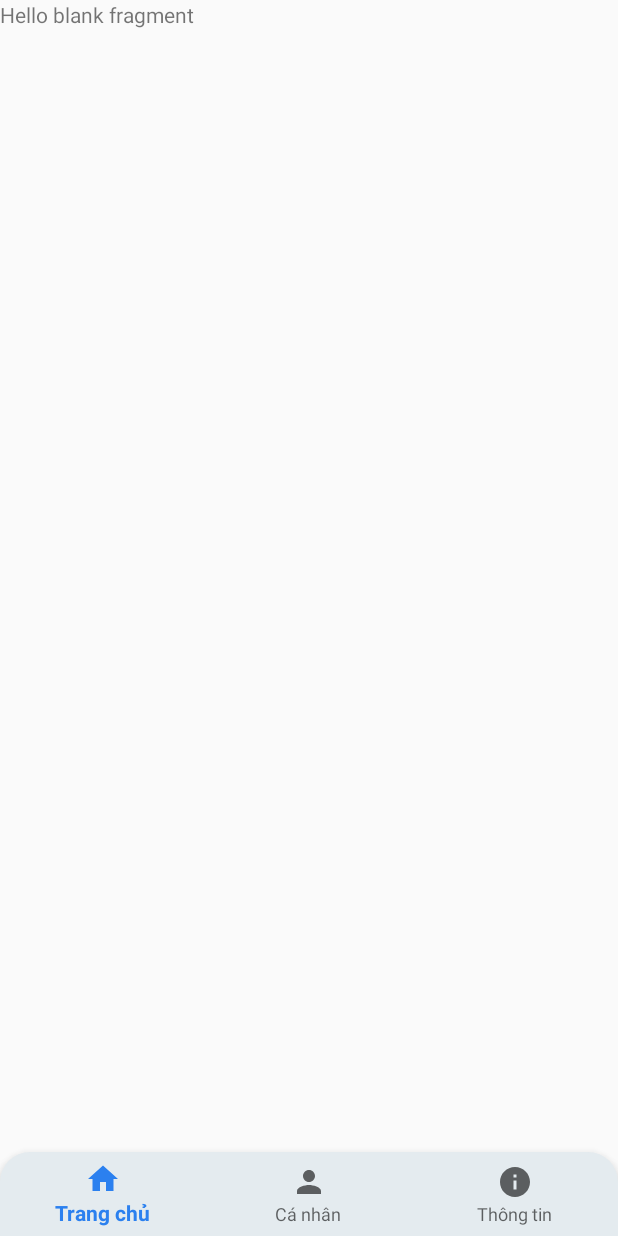
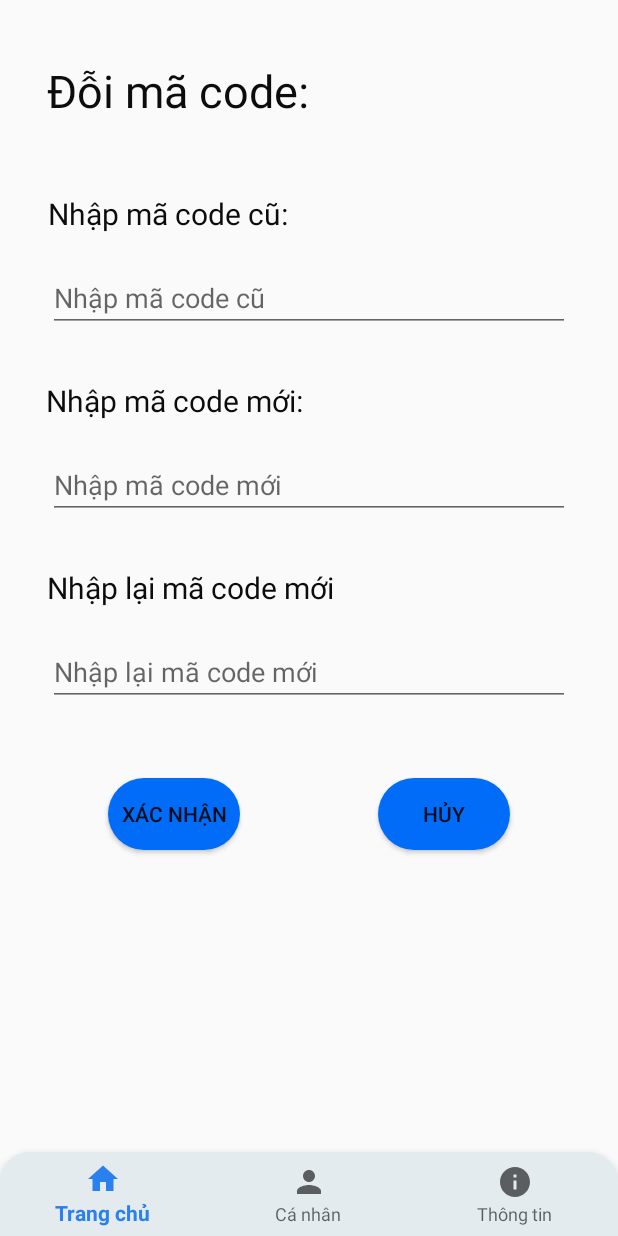
Before and after one commit to hieubeoo/Smart-Light-Project, an Android app: the fragment individual placed in its activity, on a phone screen of 412 x 824 dp. Run offline under Robolectric (Android 15) with nearby library versions, the phone set to English and light mode, and no system bars; our stand-ins replace Firebase (no records; nobody signed in at launch, a user with empty details on screens opened directly), navigation-ui.

```diff
--- a/app/src/main/java/com/example/project/bulb_activity.java
+++ b/app/src/main/java/com/example/project/bulb_activity.java
@@ -45,10 +45,11 @@ public class bulb_activity extends AppCompatActivity {
 
             }
         });
+
         dataBulb.child("user1").child("light").addValueEventListener(new ValueEventListener() {
             @Override
             public void onDataChange(@NonNull DataSnapshot snapshot) {
-                txtDoSang.setText(snapshot.getValue()+"%");
+                txtDoSang.setText(snapshot.getValue()+" lux");
             }
 
             @Override
--- a/app/src/main/java/com/example/project/individual.java
+++ b/app/src/main/java/com/example/project/individual.java
@@ -10,7 +10,6 @@ import android.view.ViewGroup;
 
 
 public class individual extends Fragment {
-
     @Override
     public View onCreateView(LayoutInflater inflater, ViewGroup container,
                              Bundle savedInstanceState) {
--- a/app/src/main/java/com/example/project/login.java
+++ b/app/src/main/java/com/example/project/login.java
@@ -1,5 +1,6 @@
 package com.example.project;
 
+import androidx.annotation.NonNull;
 import androidx.appcompat.app.AppCompatActivity;
 
 import android.content.Intent;
@@ -11,9 +12,13 @@ import android.widget.Button;
 import android.widget.CheckBox;
 import android.widget.EditText;
 import android.widget.TextView;
+import android.widget.Toast;
 
+import com.google.firebase.database.DataSnapshot;
+import com.google.firebase.database.DatabaseError;
 import com.google.firebase.database.DatabaseReference;
 import com.google.firebase.database.FirebaseDatabase;
+import com.google.firebase.database.ValueEventListener;
 
 public class login extends AppCompatActivity {
     Button btnDangNhap;
@@ -28,15 +33,29 @@ public class login extends AppCompatActivity {
         getWindow().setFlags(WindowManager.LayoutParams.FLAG_FULLSCREEN,WindowManager.LayoutParams.FLAG_FULLSCREEN);
         setContentView(R.layout.activity_login);
         AnhXa();
-//        dataDangNhap = FirebaseDatabase.getInstance().getReference();
-//        dataDangNhap.child("user1").child("trangthaiden").setValue(147258);
+        dataDangNhap = FirebaseDatabase.getInstance().getReference();
         btnDangNhap.setOnClickListener(new View.OnClickListener() {
         @Override
         public void onClick(View v) {
+            dataDangNhap.child("user1").addValueEventListener(new ValueEventListener() {
+                @Override
+                public void onDataChange(@NonNull DataSnapshot snapshot) {
+                    for(DataSnapshot postDataSnapshot : snapshot.getChildren()){
+                        if(postDataSnapshot.getValue().toString().equals(edtMaCode.getText().toString()) && edtMaCode.getText().toString().length() > 5){
                             Intent intent = new Intent(login.this, MainActivity.class);
                             startActivity(intent);
                         }
+                    }
+                }
+                @Override
+                public void onCancelled(@NonNull DatabaseError error) {
+
+                }
             });
+        }
+    });
+
+
     }
     public void AnhXa(){
         btnDangNhap = findViewById(R.id.buttonDangNhap);
--- a/app/src/main/res/layout/activity_bulb_activity.xml
+++ b/app/src/main/res/layout/activity_bulb_activity.xml
@@ -74,7 +74,7 @@
         android:layout_height="wrap_content"
         android:text=""
         android:textColor="@color/textCardView"
-        android:textSize="60sp"
+        android:textSize="40sp"
         app:layout_constraintBottom_toBottomOf="parent"
         app:layout_constraintEnd_toEndOf="parent"
         app:layout_constraintHorizontal_bias="0.498"
--- a/app/src/main/res/layout/activity_login.xml
+++ b/app/src/main/res/layout/activity_login.xml
@@ -28,7 +28,7 @@
         android:background="@drawable/input_code"
         android:gravity="center"
         android:hint="@string/nhap_ma_code"
-        android:inputType="textPassword|textPersonName"
+        android:inputType="textPersonName"
         app:layout_constraintEnd_toEndOf="parent"
         app:layout_constraintHorizontal_bias="0.495"
         app:layout_constraintStart_toStartOf="parent"
--- a/app/src/main/res/layout/fragment_individual.xml
+++ b/app/src/main/res/layout/fragment_individual.xml
@@ -1,15 +1,131 @@
 <?xml version="1.0" encoding="utf-8"?>
-<FrameLayout xmlns:android="http://schemas.android.com/apk/res/android"
+<androidx.constraintlayout.widget.ConstraintLayout xmlns:android="http://schemas.android.com/apk/res/android"
+    xmlns:app="http://schemas.android.com/apk/res-auto"
     xmlns:tools="http://schemas.android.com/tools"
     android:id="@+id/fragment_individual"
     android:layout_width="match_parent"
     android:layout_height="match_parent"
     tools:context=".individual">
+    <TextView
+        android:id="@+id/textViewDoiMaCode"
+        android:layout_width="wrap_content"
+        android:layout_height="wrap_content"
+        android:layout_marginTop="40dp"
+        android:fontFamily="sans-serif"
+        android:text="Đỗi mã code:"
+        android:textColor="@color/textCardView"
+        android:textSize="30sp"
+        app:layout_constraintEnd_toEndOf="parent"
+        app:layout_constraintHorizontal_bias="0.131"
+        app:layout_constraintStart_toStartOf="parent"
+        app:layout_constraintTop_toTopOf="parent" />
+    <TextView
+        android:id="@+id/textViewMacodeCu"
+        android:layout_width="wrap_content"
+        android:layout_height="wrap_content"
+        android:layout_marginTop="48dp"
+        android:text="Nhập mã code cũ:"
+        android:textSize="20dp"
+        android:textColor="@color/textCardView"
+        app:layout_constraintEnd_toEndOf="parent"
+        app:layout_constraintHorizontal_bias="0.127"
+        app:layout_constraintStart_toStartOf="parent"
+        app:layout_constraintTop_toBottomOf="@+id/textViewDoiMaCode" />
 
-    <!-- TODO: Update blank fragment layout -->
+    <EditText
+        android:id="@+id/editTextMaCodeCu"
+        android:layout_width="0dp"
+        android:layout_height="wrap_content"
+        android:layout_marginStart="32dp"
+        android:layout_marginLeft="32dp"
+        android:layout_marginTop="20dp"
+        android:layout_marginEnd="32dp"
+        android:layout_marginRight="32dp"
+        android:hint="Nhập mã code cũ"
+        app:layout_constraintEnd_toEndOf="parent"
+        app:layout_constraintHorizontal_bias="0.0"
+        app:layout_constraintStart_toStartOf="parent"
+        app:layout_constraintTop_toBottomOf="@+id/textViewMacodeCu" />
     <TextView
-        android:layout_width="match_parent"
-        android:layout_height="match_parent"
-        android:text="@string/hello_blank_fragment" />
+        android:id="@+id/textViewMaCodeMoi"
+        android:layout_width="wrap_content"
+        android:layout_height="wrap_content"
+        android:layout_marginTop="32dp"
+        android:text="Nhập mã code mới:"
+        android:textSize="20dp"
+        android:textColor="@color/textCardView"
+        app:layout_constraintEnd_toEndOf="parent"
+        app:layout_constraintHorizontal_bias="0.127"
+        app:layout_constraintStart_toStartOf="parent"
+        app:layout_constraintTop_toBottomOf="@+id/editTextMaCodeCu" />
 
-</FrameLayout>
+    <EditText
+        android:id="@+id/editTextNhapMaCodeMoi"
+        android:layout_width="0dp"
+        android:layout_height="wrap_content"
+        android:layout_marginStart="32dp"
+        android:layout_marginLeft="32dp"
+        android:layout_marginTop="20dp"
+        android:layout_marginEnd="32dp"
+        android:layout_marginRight="32dp"
+        android:hint="Nhập mã code mới"
+        app:layout_constraintEnd_toEndOf="parent"
+        app:layout_constraintHorizontal_bias="0.0"
+        app:layout_constraintStart_toStartOf="parent"
+        app:layout_constraintTop_toBottomOf="@+id/textViewMaCodeMoi" />
+
+    <TextView
+        android:id="@+id/textViewMaCodeMoiNhapLai"
+        android:layout_width="wrap_content"
+        android:layout_height="wrap_content"
+        android:layout_marginTop="32dp"
+        android:fontFamily="sans-serif"
+        android:text="Nhập lại mã code mới"
+        android:textColor="@color/textCardView"
+        android:textSize="20dp"
+        app:layout_constraintEnd_toEndOf="parent"
+        app:layout_constraintHorizontal_bias="0.143"
+        app:layout_constraintStart_toStartOf="parent"
+        app:layout_constraintTop_toBottomOf="@+id/editTextNhapMaCodeMoi" />
+    <EditText
+        android:id="@+id/editTextNhapLaiMaCode"
+        android:layout_width="0dp"
+        android:layout_height="wrap_content"
+        android:layout_marginStart="32dp"
+        android:layout_marginLeft="32dp"
+        android:layout_marginTop="20dp"
+        android:layout_marginEnd="32dp"
+        android:layout_marginRight="32dp"
+        android:hint="Nhập lại mã code mới"
+        app:layout_constraintEnd_toEndOf="parent"
+        app:layout_constraintHorizontal_bias="0.139"
+        app:layout_constraintStart_toStartOf="parent"
+        app:layout_constraintTop_toBottomOf="@+id/textViewMaCodeMoiNhapLai" />
+
+    <Button
+        android:id="@+id/buttonXacNhan"
+        android:layout_width="wrap_content"
+        android:layout_height="wrap_content"
+        android:layout_marginStart="72dp"
+        android:layout_marginLeft="76dp"
+        android:layout_marginTop="48dp"
+        android:background="@drawable/button"
+        android:text="Xác nhận"
+        app:layout_constraintStart_toStartOf="parent"
+        app:layout_constraintTop_toBottomOf="@+id/editTextNhapLaiMaCode" />
+
+    <Button
+        android:layout_width="wrap_content"
+        android:layout_height="wrap_content"
+        android:layout_marginTop="48dp"
+        android:layout_marginEnd="72dp"
+        android:layout_marginRight="72dp"
+        android:background="@drawable/button"
+        android:text="Hủy"
+        app:layout_constraintBottom_toBottomOf="parent"
+        app:layout_constraintEnd_toEndOf="parent"
+        app:layout_constraintTop_toBottomOf="@+id/editTextNhapLaiMaCode"
+        app:layout_constraintVertical_bias="0.0" />
+
+
+</androidx.constraintlayout.widget.ConstraintLayout>
--- a/app/src/main/res/values/strings.xml
+++ b/app/src/main/res/values/strings.xml
@@ -11,7 +11,7 @@
     <!-- TODO: Remove or change this placeholder text -->
     <string name="hello_blank_fragment">Hello blank fragment</string>
     <string name="bat">Bật</string>
-    <string name="do_sang">Mức độ sáng của đèn hiện tại:</string>
+    <string name="do_sang">Cường độ ánh sáng hiện tại:</string>
     <string name="information_description">Project Smart Light</string>
     <string name="tat">Tắt</string>
     <string name="todo">TODO</string>
```
Lines whose indentation alone changed are shown as unchanged.
